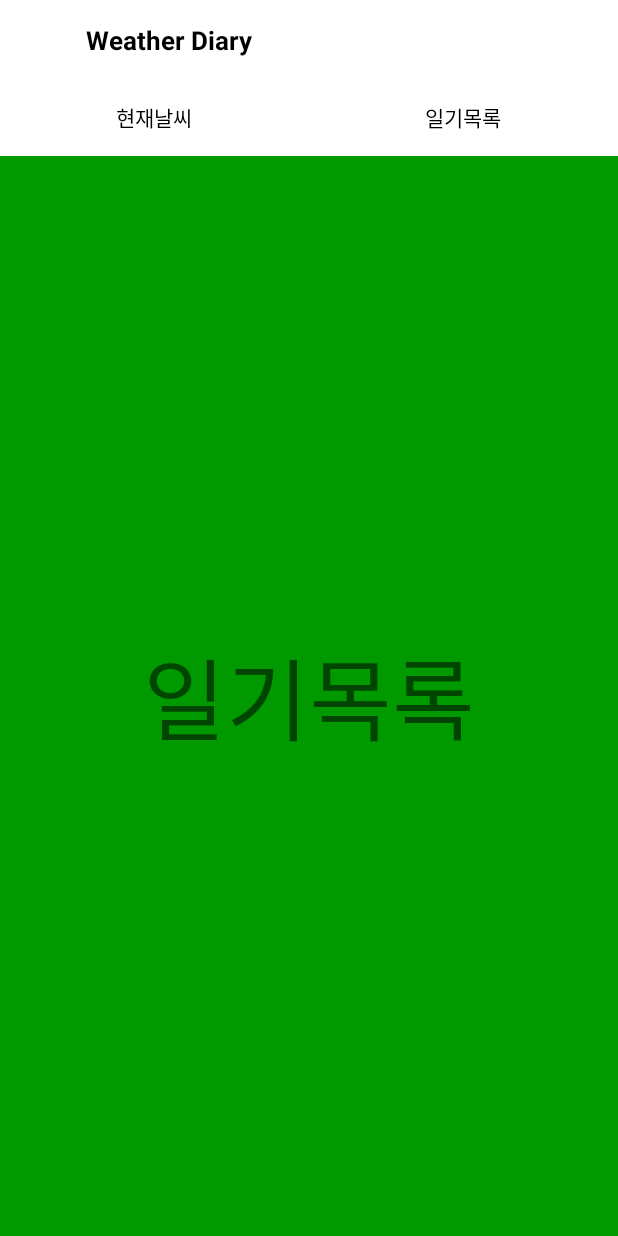
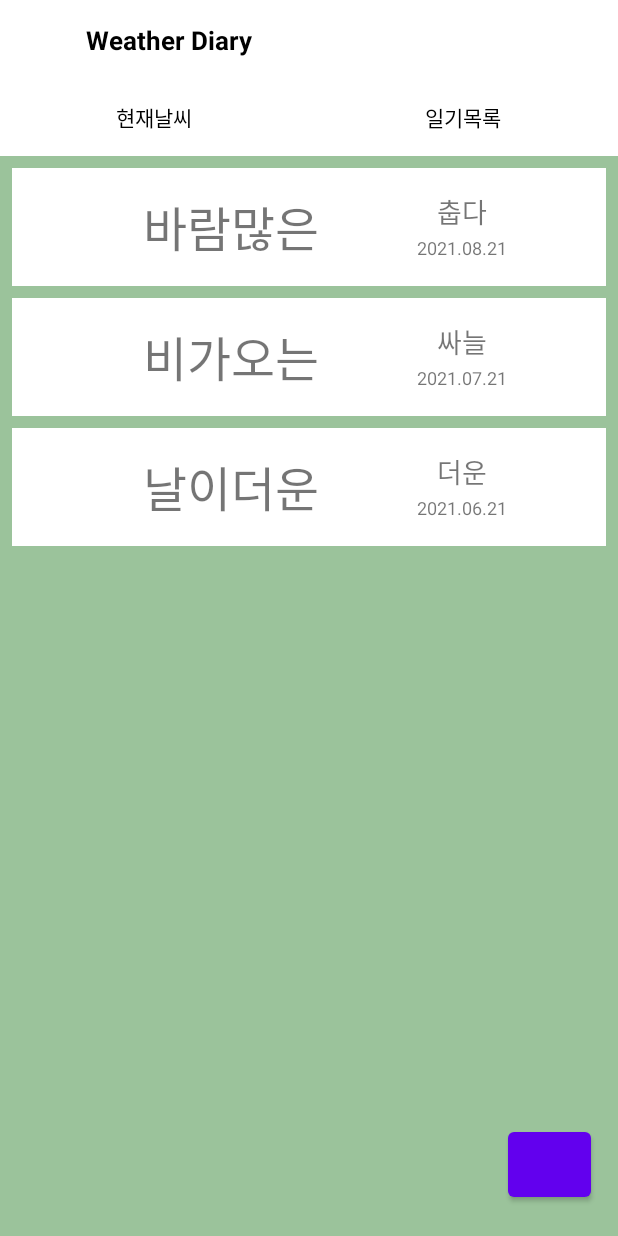
Before and after one commit to cont96troller/WeatherDiary, an Android app: the fragment DiaryFragment placed in its activity, on a phone screen of 412 x 824 dp. Run offline under Robolectric (Android 15) with nearby library versions, the phone set to English and light mode, and no system bars.

Commit message:
[BLHQ-12] 일기쓰기 레이아웃 구현

```diff
--- a/app/build.gradle
+++ b/app/build.gradle
@@ -37,6 +37,7 @@ dependencies {
     implementation 'androidx.constraintlayout:constraintlayout:2.1.0'
     implementation 'androidx.navigation:navigation-fragment:2.3.5'
     implementation 'androidx.navigation:navigation-ui:2.3.5'
+//    implementation 'androidx.recyclerview:recyclerview:1.0.0'
     testImplementation 'junit:junit:4.+'
     androidTestImplementation 'androidx.test.ext:junit:1.1.3'
     androidTestImplementation 'androidx.test.espresso:espresso-core:3.4.0'
--- a/app/src/main/java/com/cont96roller/weatherdiary/DiaryFragment.java
+++ b/app/src/main/java/com/cont96roller/weatherdiary/DiaryFragment.java
@@ -8,11 +8,47 @@ import android.view.ViewGroup;
 import androidx.annotation.NonNull;
 import androidx.annotation.Nullable;
 import androidx.fragment.app.Fragment;
+import androidx.recyclerview.widget.LinearLayoutManager;
+import androidx.recyclerview.widget.RecyclerView;
+
+import com.cont96roller.weatherdiary.adapter.DiaryAdapter;
+import com.cont96roller.weatherdiary.model.DiaryModel;
+
+import java.util.ArrayList;
 
 public class DiaryFragment extends Fragment {
+
+    ArrayList<DiaryModel> mDiaryList = new ArrayList<>();
+    DiaryAdapter mAdapter;
+
     @Nullable
     @Override
     public View onCreateView(@NonNull LayoutInflater inflater, @Nullable ViewGroup container, @Nullable Bundle savedInstanceState) {
-        return inflater.inflate(R.layout.fragment_diary, container, false);
+
+        View view = inflater.inflate(R.layout.fragment_diary, container, false);
+
+
+        addDiaryModel();
+        initView(view);
+
+
+        return view;
+    }
+
+    public void initView(View viewTest) {
+        RecyclerView mRecyclerView = viewTest.findViewById(R.id.recyclerview);
+        LinearLayoutManager mLinearLayoutManager = new LinearLayoutManager(getContext());
+        mRecyclerView.setLayoutManager(mLinearLayoutManager);
+
+        mAdapter = new DiaryAdapter(mDiaryList);
+        mRecyclerView.setAdapter(mAdapter);
+    }
+
+    public void addDiaryModel() {
+        mDiaryList.clear();
+        mDiaryList.add(new DiaryModel("바람많은", "춥다", "2021.08.21"));
+        mDiaryList.add(new DiaryModel("비가오는", "싸늘", "2021.07.21"));
+        mDiaryList.add(new DiaryModel("날이더운", "더운", "2021.06.21"));
+
     }
 }
--- a/app/src/main/java/com/cont96roller/weatherdiary/MainActivity.java
+++ b/app/src/main/java/com/cont96roller/weatherdiary/MainActivity.java
@@ -1,5 +1,8 @@
 package com.cont96roller.weatherdiary;
 
+import android.content.Context;
+import android.content.Intent;
+import android.graphics.Typeface;
 import android.os.Bundle;
 
 import androidx.appcompat.app.AppCompatActivity;
@@ -9,25 +12,68 @@ import android.util.Log;
 import androidx.fragment.app.FragmentManager;
 import androidx.fragment.app.FragmentTransaction;
 
+import android.view.View;
+import android.widget.Button;
+import android.widget.RadioButton;
 import android.widget.RadioGroup;
 import android.widget.Toast;
+
+import com.cont96roller.weatherdiary.model.DiaryModel;
+
+import java.util.ArrayList;
 
 public class MainActivity extends AppCompatActivity {
 
     private RadioGroup mRadioGroup;
+    private RadioButton mRadioWeather;
+    private RadioButton mRadioDiary;
     private WeatherFragment mWeatherFragment;
     private DiaryFragment mDiaryFragment;
     private FragmentManager mFragmentManager;
     private FragmentTransaction mFragmentTransaction;
+    private Button mBtnMoveWrite;
+    private Button mButton2;
+    private View mView;
+    /*중요*/
+    private Context mContext;
 
-    final private static String TAG = "pyorong";
+    final public static String TAG = "pyorong";
 
     @Override
     protected void onCreate(Bundle savedInstanceState) {
         super.onCreate(savedInstanceState);
         setContentView(R.layout.activity_main);
 
+        mContext = this;
+
+        mBtnMoveWrite = findViewById(R.id.btn_write);
+        mBtnMoveWrite.setOnClickListener(new View.OnClickListener() {
+            @Override
+            public void onClick(View view) {
+                Intent intent = new Intent(mContext, WriteActivity.class);
+                intent.putExtra("key", "명길아!");
+                startActivity(intent);
+                Toast.makeText(mContext, "명길 추워", Toast.LENGTH_SHORT).show();
+            }
+        });
+
+
+        DiaryModel diaryModel;
+        DiaryModel diaryModel2;
+        diaryModel = new DiaryModel("맑음", "이것은 제목", "2021.09.21");
+        diaryModel2 = new DiaryModel("흐림", "이것은 제목2", "2021.09.22");
+        ArrayList<DiaryModel> diaryList = new ArrayList<>();
+//        diaryList.add("맑음");
+//        diaryList.add("이것은 제목");
+//        diaryList.add("2021.09.21");
+        diaryList.add(diaryModel);
+        diaryList.add(diaryModel2);
+        diaryList.add(new DiaryModel("바람많은", "춥다", "2021.08.21"));
+
+
         mRadioGroup = findViewById(R.id.radio_group);
+        mRadioWeather = findViewById(R.id.radio_weather);
+        mRadioDiary = findViewById(R.id.radio_diary);
         mWeatherFragment = new WeatherFragment();
         mDiaryFragment = new DiaryFragment();
 
@@ -40,15 +86,23 @@ public class MainActivity extends AppCompatActivity {
         mRadioGroup.setOnCheckedChangeListener(new RadioGroup.OnCheckedChangeListener() {
             @Override
             public void onCheckedChanged(RadioGroup radioGroup, int i) {
+
+
                 Log.e(TAG, "선택된값 : " + i);
                 mFragmentTransaction = mFragmentManager.beginTransaction();
 
+
+
                 if (i == R.id.radio_weather) {
                     mFragmentTransaction.replace(R.id.framelayout, mWeatherFragment).commitAllowingStateLoss();
+                    mRadioWeather.setTypeface(null, Typeface.BOLD);
+                    mRadioDiary.setTypeface(null, Typeface.NORMAL);
 
 
                 } else if (i == R.id.radio_diary) {
+                    mRadioWeather.setTypeface(null, Typeface.NORMAL);
                     mFragmentTransaction.replace(R.id.framelayout, mDiaryFragment).commitAllowingStateLoss();
+                    mRadioDiary.setTypeface(null, Typeface.BOLD);
                 }
 
 
--- /dev/null
+++ b/app/src/main/java/com/cont96roller/weatherdiary/adapter/DiaryAdapter.java
@@ -0,0 +1,69 @@
+package com.cont96roller.weatherdiary.adapter;
+
+import android.util.Log;
+import android.view.LayoutInflater;
+import android.view.View;
+import android.view.ViewGroup;
+import android.widget.TextView;
+
+import androidx.annotation.NonNull;
+import androidx.recyclerview.widget.RecyclerView;
+
+import com.cont96roller.weatherdiary.MainActivity;
+import com.cont96roller.weatherdiary.R;
+import com.cont96roller.weatherdiary.model.DiaryModel;
+
+import java.util.ArrayList;
+
+public class DiaryAdapter extends RecyclerView.Adapter<DiaryAdapter.DiaryViewHolder> {
+
+    ArrayList<DiaryModel> mDiaryList = null;
+    final private static String TAG = "pyorong";
+
+    public DiaryAdapter(ArrayList<DiaryModel> mDiaryList) {
+        this.mDiaryList = mDiaryList;
+    }
+
+    @NonNull
+    @Override
+    public DiaryViewHolder onCreateViewHolder(@NonNull ViewGroup parent, int viewType) {
+//RecyclerView의 아이템 xml 파일로 무엇을 사용할지 선언
+        View view = LayoutInflater.from(parent.getContext())
+                .inflate(R.layout.item_diary, parent, false);
+
+        DiaryViewHolder viewHolder = new DiaryViewHolder(view);
+
+        return viewHolder;
+    }
+
+    @Override
+    public void onBindViewHolder(@NonNull DiaryViewHolder holder, int position) {
+//        Item이 하나씩 그려질 때 마다 호출됨
+        Log.e(MainActivity.TAG, "동희" + position);
+        DiaryModel model = mDiaryList.get(position);
+
+
+        holder.mWeather.setText(model.getWeatherStatus());
+        holder.mTitle.setText(model.getTitle());
+        holder.mDate.setText(model.getDate());
+    }
+
+    @Override
+    public int getItemCount() {
+        return (null != mDiaryList ? mDiaryList.size() : 0);
+    }
+
+    class DiaryViewHolder extends RecyclerView.ViewHolder {
+        protected TextView mWeather;
+        protected TextView mTitle;
+        protected TextView mDate;
+
+        public DiaryViewHolder(@NonNull View itemView) {
+            super(itemView);
+            this.mWeather = itemView.findViewById(R.id.txt_weather);
+            this.mTitle = itemView.findViewById(R.id.title);
+            this.mDate = itemView.findViewById(R.id.date);
+
+        }
+    }
+}
--- /dev/null
+++ b/app/src/main/java/com/cont96roller/weatherdiary/model/DiaryModel.java
@@ -0,0 +1,46 @@
+package com.cont96roller.weatherdiary.model;
+
+public class DiaryModel {
+
+    private String weatherStatus;
+    private String title;
+    private String date;
+
+    public DiaryModel(String weatherStatus, String title, String date) {
+        this.weatherStatus = weatherStatus;
+        this.title = title;
+        this.date = date;
+
+    }
+
+    public DiaryModel(String weatherStatus, String title) {
+        this.weatherStatus = weatherStatus;
+        this.title = title;
+    }
+
+    public String getWeatherStatus() {
+        return weatherStatus;
+    }
+
+    public void setWeatherStatus(String weatherStatus) {
+        this.weatherStatus = weatherStatus;
+    }
+
+    public String getTitle() {
+        return title;
+    }
+
+    public void setTitle(String title) {
+        this.title = title;
+    }
+
+    public String getDate() {
+        return date;
+    }
+
+    public void setDate(String date) {
+        this.date = date;
+
+
+    }
+}
--- a/app/src/main/res/layout/activity_main.xml
+++ b/app/src/main/res/layout/activity_main.xml
@@ -17,7 +17,7 @@
         android:textColor="#000000"
         android:textSize="17sp"
         android:textStyle="bold"
-        app:layout_constraintTop_toTopOf="parent"/>
+        app:layout_constraintTop_toTopOf="parent" />
 
     <RadioGroup
 
@@ -31,22 +31,27 @@
         app:layout_constraintTop_toBottomOf="@id/txt_title">
 
         <RadioButton
-            android:button="@null"
             android:id="@+id/radio_weather"
             android:layout_width="wrap_content"
             android:layout_height="wrap_content"
             android:layout_weight="1"
+            android:buttonTint="@color/black"
             android:gravity="center"
-            android:text="현재날씨" />
+            android:text="현재날씨"
+            android:button="@null"
+            />
+
 
         <RadioButton
-            android:button="@null"
             android:id="@+id/radio_diary"
             android:layout_width="wrap_content"
             android:layout_height="wrap_content"
             android:layout_weight="1"
+            android:checked="true"
             android:gravity="center"
-            android:text="일기목록" />
+            android:text="일기목록"
+            android:button="@null"
+            />
     </RadioGroup>
 
     <FrameLayout
@@ -59,5 +64,17 @@
         app:layout_constraintStart_toStartOf="parent"
         app:layout_constraintTop_toBottomOf="@id/radio_group" />
 
+    <Button
+        android:id="@+id/btn_write"
+        android:layout_width="55dp"
+        android:layout_height="55dp"
+        android:layout_marginEnd="18dp"
+        android:layout_marginBottom="20dp"
+        app:layout_constraintBottom_toBottomOf="parent"
+        app:layout_constraintEnd_toEndOf="parent"
+
+        />
+
+
 
 </androidx.constraintlayout.widget.ConstraintLayout>
--- a/app/src/main/res/layout/fragment_diary.xml
+++ b/app/src/main/res/layout/fragment_diary.xml
@@ -1,15 +1,20 @@
 <?xml version="1.0" encoding="utf-8"?>
 <androidx.constraintlayout.widget.ConstraintLayout xmlns:android="http://schemas.android.com/apk/res/android"
+    xmlns:tools="http://schemas.android.com/tools"
     android:layout_width="match_parent"
     android:layout_height="match_parent">
 
-    <TextView
+    <androidx.recyclerview.widget.RecyclerView
+        android:id="@+id/recyclerview"
         android:layout_width="match_parent"
         android:layout_height="match_parent"
+        android:background="#9BC39B"
+        android:gravity="center"
         android:text="일기목록"
         android:textSize="60sp"
-        android:gravity="center"
-        android:background="#009900"
+        tools:layout_editor_absoluteX="16dp"
+        tools:layout_editor_absoluteY="16dp"
+        android:textStyle="bold"
         />
 
 </androidx.constraintlayout.widget.ConstraintLayout>
--- a/app/src/main/res/layout/fragment_weather.xml
+++ b/app/src/main/res/layout/fragment_weather.xml
@@ -6,10 +6,12 @@
     <TextView
         android:layout_width="match_parent"
         android:layout_height="match_parent"
-        android:background="#0000FF"
+        android:background="#8383BA"
         android:gravity="center"
         android:text="날씨"
-        android:textSize="60sp" />
+        android:textSize="60sp"
+        android:textStyle="bold"
+        />
 
 
 </androidx.constraintlayout.widget.ConstraintLayout>
--- /dev/null
+++ b/app/src/main/res/layout/item_diary.xml
@@ -0,0 +1,50 @@
+<?xml version="1.0" encoding="utf-8"?>
+<androidx.constraintlayout.widget.ConstraintLayout xmlns:android="http://schemas.android.com/apk/res/android"
+    xmlns:app="http://schemas.android.com/apk/res-auto"
+    android:layout_width="match_parent"
+    android:layout_height="wrap_content"
+    android:background="#FFFFFF"
+    android:layout_marginStart="8dp"
+    android:layout_marginEnd="8dp"
+    android:layout_marginTop="8dp"
+    >
+
+    <TextView
+        android:id="@+id/txt_weather"
+        android:layout_width="wrap_content"
+        android:layout_height="wrap_content"
+        android:layout_marginStart="8dp"
+        android:layout_marginTop="15dp"
+        android:layout_marginBottom="15dp"
+        android:text="맑음"
+        android:textSize="32sp"
+        app:layout_constraintEnd_toStartOf="@id/title"
+        app:layout_constraintStart_toStartOf="parent"
+        app:layout_constraintTop_toTopOf="parent"
+        app:layout_constraintBottom_toBottomOf="parent"
+        />
+
+    <TextView
+        android:id="@+id/title"
+        android:layout_width="wrap_content"
+        android:layout_height="wrap_content"
+        android:text="이것은 제목"
+        android:textSize="18sp"
+        app:layout_constraintEnd_toEndOf="parent"
+        app:layout_constraintStart_toEndOf="@id/txt_weather"
+        app:layout_constraintTop_toTopOf="@id/txt_weather" />
+
+    <TextView
+        android:id="@+id/date"
+        android:layout_width="wrap_content"
+        android:layout_height="wrap_content"
+        android:text="2021.09.21"
+        android:textSize="12sp"
+        app:layout_constraintEnd_toEndOf="parent"
+        app:layout_constraintStart_toEndOf="@id/txt_weather"
+        app:layout_constraintTop_toBottomOf="@id/title"
+        app:layout_constraintBottom_toBottomOf="@id/txt_weather"
+        />
+
+
+</androidx.constraintlayout.widget.ConstraintLayout>
```
Also changed, not shown: app/src/main/AndroidManifest.xml (+7 -1 lines), app/src/main/java/com/cont96roller/weatherdiary/WriteActivity.java (added, +52 -0 lines), app/src/main/res/layout/activity_write.xml (added, +82 -0 lines), app/src/main/res/drawable/ico_back_nor.png (added).
